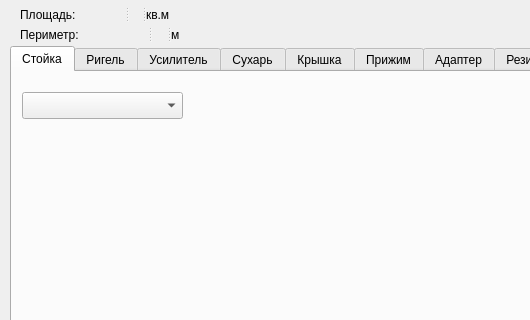
Old version of the form main.ui in the repository stogoff/facade; both pictures show x 0 to 530 and y 233 to 553 of the 743 by 672 pixel window.
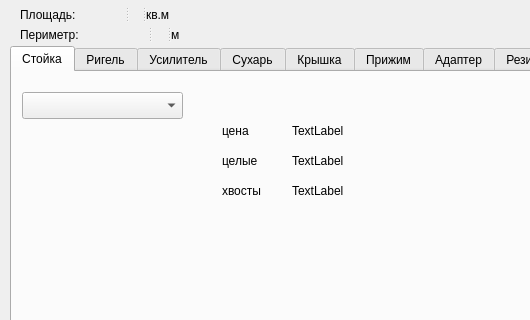
New version of the form.

Commit message: calc pillars

What changed in the file:
```diff
--- a/main.ui
+++ b/main.ui
@@ -62,6 +62,84 @@
        </rect>
       </property>
      </widget>
+     <widget class="QLabel" name="label_10">
+      <property name="geometry">
+       <rect>
+        <x>210</x>
+        <y>80</y>
+        <width>67</width>
+        <height>17</height>
+       </rect>
+      </property>
+      <property name="text">
+       <string>целые</string>
+      </property>
+     </widget>
+     <widget class="QLabel" name="label_18">
+      <property name="geometry">
+       <rect>
+        <x>210</x>
+        <y>110</y>
+        <width>67</width>
+        <height>17</height>
+       </rect>
+      </property>
+      <property name="text">
+       <string>хвосты</string>
+      </property>
+     </widget>
+     <widget class="QLabel" name="label_19">
+      <property name="geometry">
+       <rect>
+        <x>210</x>
+        <y>50</y>
+        <width>67</width>
+        <height>17</height>
+       </rect>
+      </property>
+      <property name="text">
+       <string>цена</string>
+      </property>
+     </widget>
+     <widget class="QLabel" name="label_20">
+      <property name="geometry">
+       <rect>
+        <x>280</x>
+        <y>50</y>
+        <width>67</width>
+        <height>17</height>
+       </rect>
+      </property>
+      <property name="text">
+       <string>TextLabel</string>
+      </property>
+     </widget>
+     <widget class="QLabel" name="label_21">
+      <property name="geometry">
+       <rect>
+        <x>280</x>
+        <y>80</y>
+        <width>67</width>
+        <height>17</height>
+       </rect>
+      </property>
+      <property name="text">
+       <string>TextLabel</string>
+      </property>
+     </widget>
+     <widget class="QLabel" name="label_22">
+      <property name="geometry">
+       <rect>
+        <x>280</x>
+        <y>110</y>
+        <width>67</width>
+        <height>17</height>
+       </rect>
+      </property>
+      <property name="text">
+       <string>TextLabel</string>
+      </property>
+     </widget>
     </widget>
     <widget class="QWidget" name="tab_2">
      <attribute name="title">
```
The commit also changes 1 other file.
